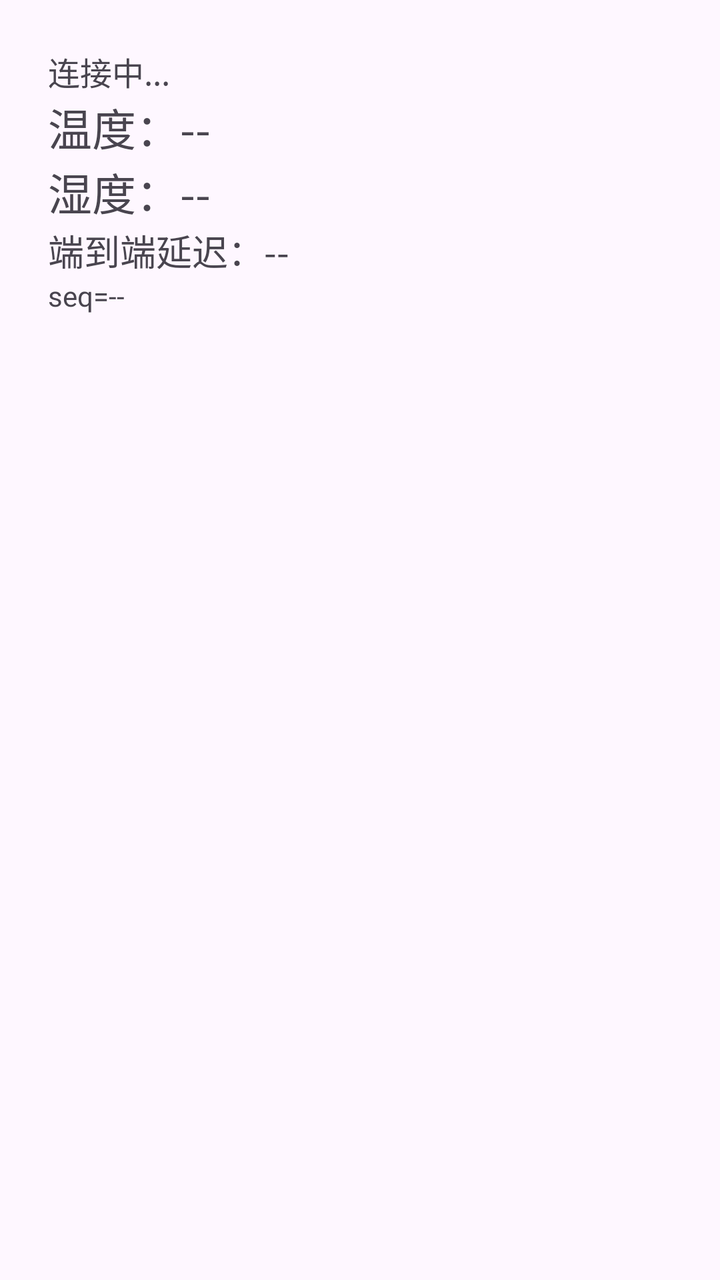
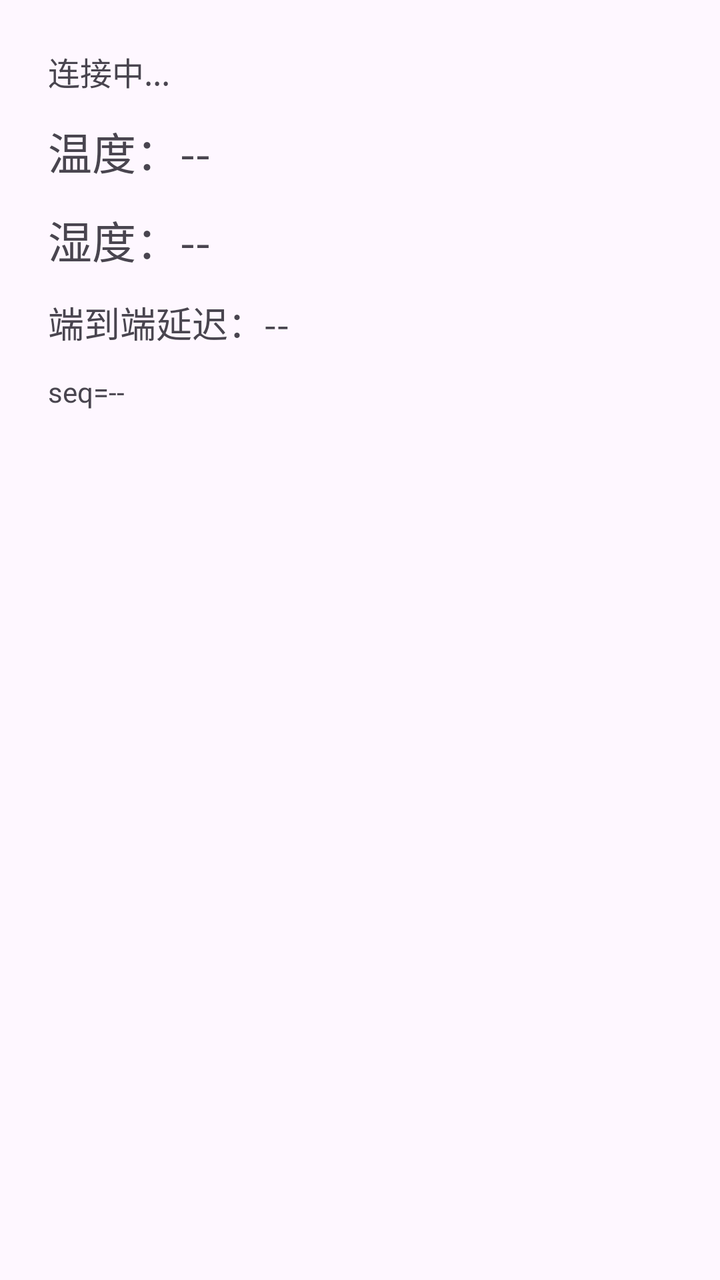

An Android layout rendered at two revisions. The XML below is the earlier revision; the diff shows what the commit changed to produce the second picture.
<!-- AndroidManifest.xml: application theme Theme.Material3.DayNight.NoActionBar -->
<!-- res/layout/activity_main.xml -->
<?xml version="1.0" encoding="utf-8"?>
<LinearLayout xmlns:android="http://schemas.android.com/apk/res/android"
    android:layout_width="match_parent"
    android:layout_height="match_parent"
    android:orientation="vertical"
    android:padding="24dp"
    android:gap="12dp">

    <TextView
        android:id="@+id/tvStatus"
        android:layout_width="wrap_content"
        android:layout_height="wrap_content"
        android:text="连接中..."
        android:textSize="16sp" />

    <TextView
        android:id="@+id/tvTemp"
        android:layout_width="wrap_content"
        android:layout_height="wrap_content"
        android:text="温度：--"
        android:textSize="22sp" />

    <TextView
        android:id="@+id/tvHum"
        android:layout_width="wrap_content"
        android:layout_height="wrap_content"
        android:text="湿度：--"
        android:textSize="22sp" />

    <TextView
        android:id="@+id/tvDelay"
        android:layout_width="wrap_content"
        android:layout_height="wrap_content"
        android:text="端到端延迟：--"
        android:textSize="18sp" />

    <TextView
        android:id="@+id/tvSeq"
        android:layout_width="wrap_content"
        android:layout_height="wrap_content"
        android:text="seq=--"
        android:textSize="14sp" />

</LinearLayout>
<!-- resources referenced by this layout -->
<resources>

</resources>

<!-- the commit's change to res/layout/activity_main.xml (unified diff, before → after) -->
@@ -3,13 +3,13 @@
     android:layout_width="match_parent"
     android:layout_height="match_parent"
     android:orientation="vertical"
-    android:padding="24dp"
-    android:gap="12dp">
+    android:padding="24dp">
 
     <TextView
         android:id="@+id/tvStatus"
         android:layout_width="wrap_content"
         android:layout_height="wrap_content"
+        android:layout_marginBottom="12dp"
         android:text="连接中..."
         android:textSize="16sp" />
 
@@ -17,6 +17,7 @@
         android:id="@+id/tvTemp"
         android:layout_width="wrap_content"
         android:layout_height="wrap_content"
+        android:layout_marginBottom="12dp"
         android:text="温度：--"
         android:textSize="22sp" />
 
@@ -24,6 +25,7 @@
         android:id="@+id/tvHum"
         android:layout_width="wrap_content"
         android:layout_height="wrap_content"
+        android:layout_marginBottom="12dp"
         android:text="湿度：--"
         android:textSize="22sp" />
 
@@ -31,6 +33,7 @@
         android:id="@+id/tvDelay"
         android:layout_width="wrap_content"
         android:layout_height="wrap_content"
+        android:layout_marginBottom="12dp"
         android:text="端到端延迟：--"
         android:textSize="18sp" />
 
